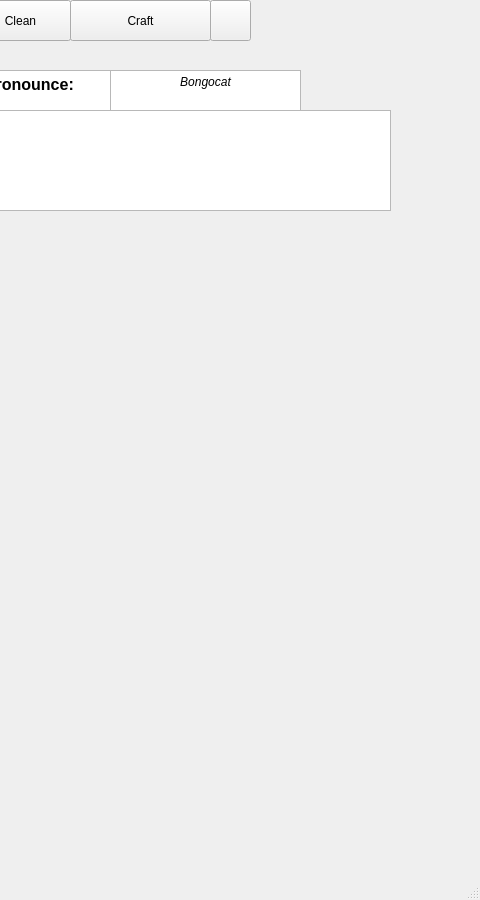
This is educationalapp.ui in University-of-Utah-CS3505/a9-edu-app-f24 as Qt 5 draws it before an edit; both pictures show x 520 to 1000 and y 0 to 900 of the 1000 by 900 pixel window. The edited form follows.
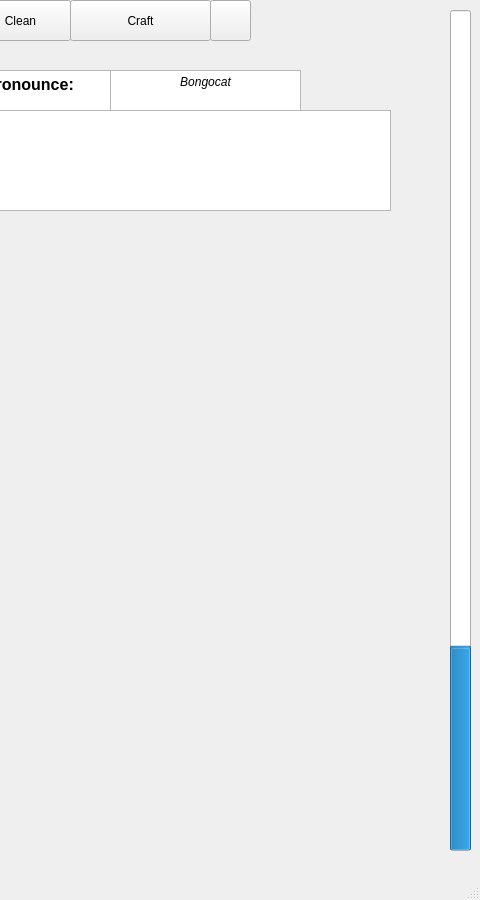
This is the edited form. Icons and pictures are not drawn. Custom widgets are drawn as their Qt base class.

Commit message: change font make correctness logic better

```diff
--- a/educationalapp.ui
+++ b/educationalapp.ui
@@ -189,6 +189,37 @@
 &lt;p align=&quot;center&quot; style=&quot;-qt-paragraph-type:empty; margin-top:0px; margin-bottom:0px; margin-left:0px; margin-right:0px; -qt-block-indent:0; text-indent:0px; font-family:'Microsoft JhengHei UI';&quot;&gt;&lt;br /&gt;&lt;/p&gt;&lt;/body&gt;&lt;/html&gt;</string>
     </property>
    </widget>
+   <widget class="QProgressBar" name="correctness">
+    <property name="geometry">
+     <rect>
+      <x>970</x>
+      <y>10</y>
+      <width>21</width>
+      <height>841</height>
+     </rect>
+    </property>
+    <property name="layoutDirection">
+     <enum>Qt::LayoutDirection::LeftToRight</enum>
+    </property>
+    <property name="value">
+     <number>24</number>
+    </property>
+    <property name="alignment">
+     <set>Qt::AlignmentFlag::AlignLeading|Qt::AlignmentFlag::AlignLeft|Qt::AlignmentFlag::AlignVCenter</set>
+    </property>
+    <property name="textVisible">
+     <bool>false</bool>
+    </property>
+    <property name="orientation">
+     <enum>Qt::Orientation::Vertical</enum>
+    </property>
+    <property name="invertedAppearance">
+     <bool>false</bool>
+    </property>
+    <property name="textDirection">
+     <enum>QProgressBar::Direction::TopToBottom</enum>
+    </property>
+   </widget>
   </widget>
   <widget class="QMenuBar" name="menubar">
    <property name="geometry">
```
Left out of the diff: 2 changed lines with no effect on the pictures. The commit also changes 10 other files.
